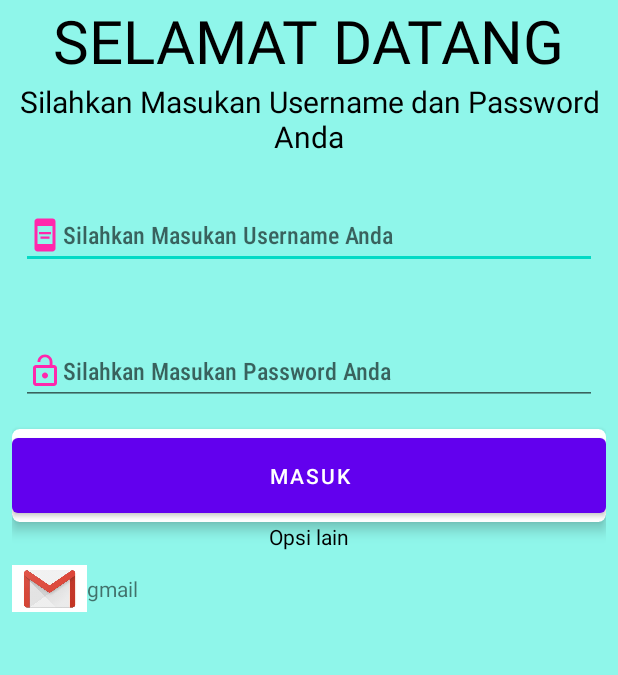
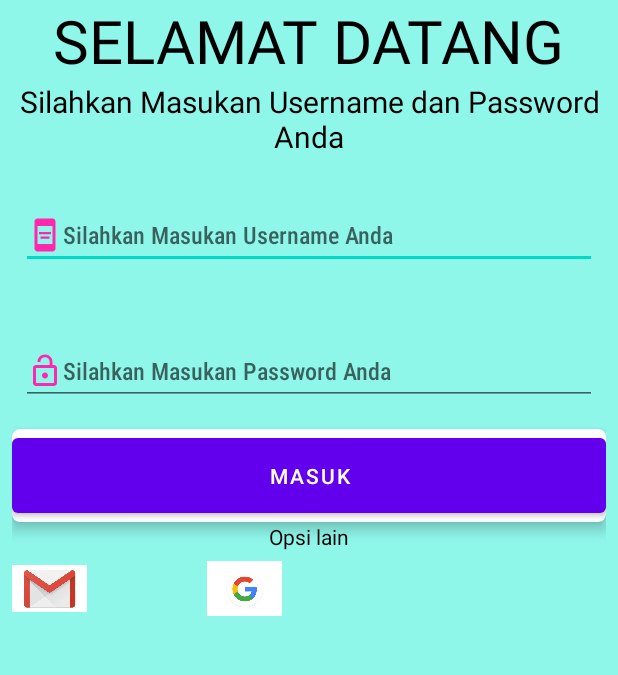
Before and after one commit to IF19BGanangRizkiSaputro/FinalProjek_GanangRizkiSaputro, an Android app: the screen it shows after launch (MainActivity), on a phone screen of 412 x 824 dp, the part 546-1221 px from its top. Run offline under Robolectric (Android 15) with nearby library versions, the phone set to English and light mode, and no system bars.

Commit message:
Menambahkan icon google

```diff
--- a/app/src/main/java/com/example/sqlperpustaakaan/sqliteperpustakaan/bukuwarung/bukuwarung/aplikasibukuwarung/MainActivity.java
+++ b/app/src/main/java/com/example/sqlperpustaakaan/sqliteperpustakaan/bukuwarung/bukuwarung/aplikasibukuwarung/MainActivity.java
@@ -3,8 +3,10 @@ package com.example.sqlperpustaakaan.sqliteperpustakaan.bukuwarung.bukuwarung.ap
 import androidx.appcompat.app.AppCompatActivity;
 
 import android.os.Bundle;
+import android.view.View;
 import android.widget.Button;
 import android.widget.EditText;
+import android.widget.Toast;
 
 public class MainActivity extends AppCompatActivity {
     EditText edusername,edpassword;
@@ -18,4 +20,12 @@ public class MainActivity extends AppCompatActivity {
         edpassword = (EditText)findViewById(R.id.edpassword);
 
     }
+
+    public void usergoogle(View view) {
+        Toast.makeText(this, "Selamat anda login", Toast.LENGTH_LONG).show();
+    }
+
+    public void userGmail(View view) {
+        Toast.makeText(this, "Selamat anda login", Toast.LENGTH_SHORT).show();
+    }
 }
--- a/app/src/main/res/layout/activity_main.xml
+++ b/app/src/main/res/layout/activity_main.xml
@@ -97,12 +97,17 @@
         <ImageView
             android:layout_width="50dp"
             android:src="@drawable/gmail"
+            android:layout_gravity="center"
+            android:onClick="userGmail"
             android:layout_height="50dp"/>
-        <TextView
-            android:layout_marginTop="15sp"
-            android:layout_width="40dp"
-            android:text="gmail"
-            android:layout_height="match_parent"/>
+
+        <ImageView
+            android:layout_width="50dp"
+            android:src="@drawable/gogle"
+            android:layout_gravity="center_vertical"
+            android:layout_marginLeft="80dp"
+            android:onClick="usergoogle"
+            android:layout_height="50dp"/>
 
     </LinearLayout>
 
```
